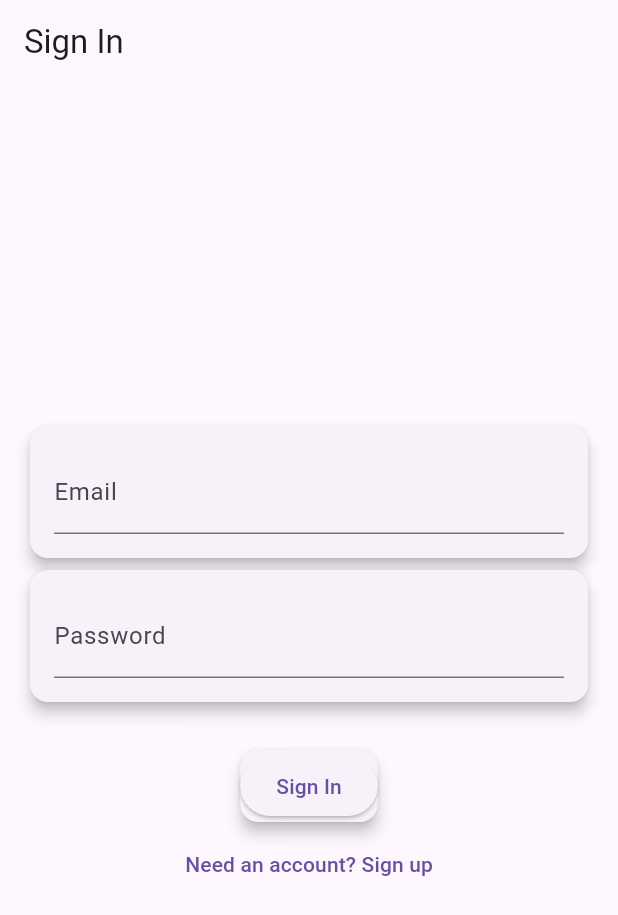
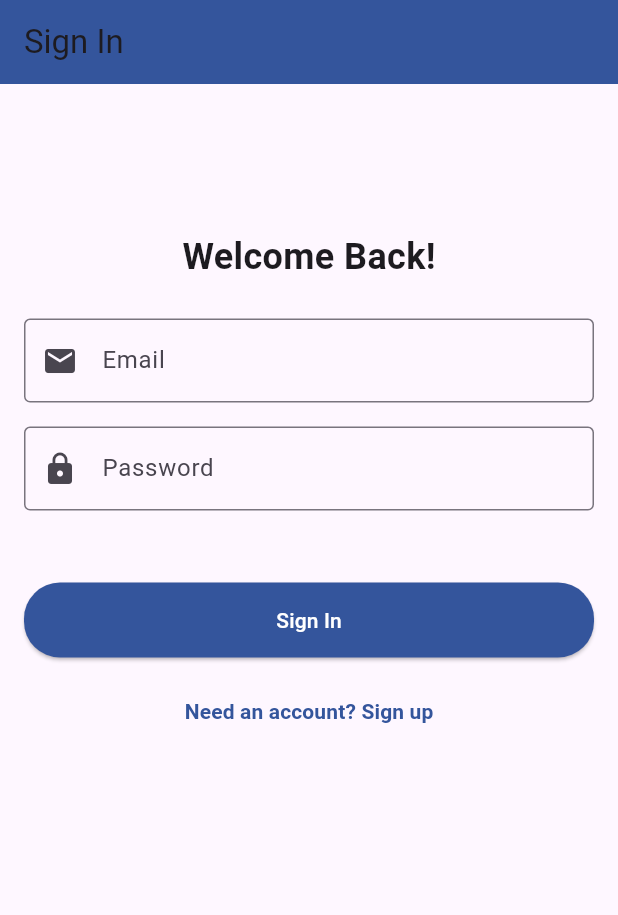
Before and after one commit to Abylaikhan-Bari/TildeSU-teacher, a Flutter app: the screen it shows after launch, on a phone screen of 412 x 824 dp. Shown: the top 915 px of the screen. Run offline on Flutter 3.47's test engine with Material 3 defaults, Android fonts, the phone set to English and light mode, and no system bars; our stand-ins replace cloud_firestore, firebase_auth, firebase_core; accounts and stored records are empty.

Commit message:
Added mobile devices support

```diff
--- a/lib/src/screens/authentication/authentication_screen.dart
+++ b/lib/src/screens/authentication/authentication_screen.dart
@@ -69,50 +69,71 @@ class _AuthenticationScreenState extends State<AuthenticationScreen> {
   Widget build(BuildContext context) {
     final isSignInForm = _authFormType == AuthFormType.signIn;
     return Scaffold(
-      appBar: AppBar(title: Text(isSignInForm ? 'Sign In' : 'Sign Up')),
-      body: Padding(
+      appBar: AppBar(
+        title: Text(isSignInForm ? 'Sign In' : 'Sign Up'),
+        backgroundColor: Color(0xFF34559C), // Add a consistent color theme
+      ),
+      body: SingleChildScrollView(
         padding: EdgeInsets.all(16),
         child: Form(
-          key: _formKey, // Use the form key
+          key: _formKey,
           child: Column(
             mainAxisAlignment: MainAxisAlignment.center,
             children: [
-              Card(
-                elevation: 4,
-                child: Padding(
-                  padding: EdgeInsets.all(16),
-                  child: TextFormField(
-                    controller: _emailController,
-                    decoration: InputDecoration(labelText: 'Email'),
-                    validator: (value) => (value == null || value.isEmpty) ? 'Please enter your email' : null,
+              SizedBox(height: MediaQuery.of(context).size.height * 0.1), // Add some spacing
+              Text(
+                isSignInForm ? 'Welcome Back!' : 'Create Account',
+                style: TextStyle(fontSize: 24, fontWeight: FontWeight.bold),
+              ),
+              SizedBox(height: 24),
+              TextFormField(
+                controller: _emailController,
+                decoration: InputDecoration(
+                  border: OutlineInputBorder(),
+                  labelText: 'Email',
+                  prefixIcon: Icon(Icons.email),
+                ),
+                validator: (value) => (value == null || value.isEmpty) ? 'Please enter your email' : null,
+              ),
+              SizedBox(height: 16),
+              TextFormField(
+                controller: _passwordController,
+                decoration: InputDecoration(
+                  border: OutlineInputBorder(),
+                  labelText: 'Password',
+                  prefixIcon: Icon(Icons.lock),
+                ),
+                obscureText: true,
+                validator: (value) => (value == null || value.isEmpty) ? 'Please enter your password' : null,
+              ),
+              SizedBox(height: 24),
+              if (_errorMessage.isNotEmpty)
+                Text(_errorMessage, style: TextStyle(color: Colors.red, fontSize: 14)),
+              SizedBox(height: 24),
+              ElevatedButton(
+                onPressed: _auth,
+                child: Text(
+                  isSignInForm ? 'Sign In' : 'Sign Up',
+                  style: TextStyle(color: Colors.white), // Ensuring text color is white
+                ),
+                style: ElevatedButton.styleFrom(
+                  backgroundColor: Color(0xFF34559C),
+                  minimumSize: Size(double.infinity, 50), // Full width and fixed height
+                  shape: RoundedRectangleBorder(
+                    borderRadius: BorderRadius.circular(24),
                   ),
                 ),
               ),
-              Card(
-                elevation: 4,
-                child: Padding(
-                  padding: EdgeInsets.all(16),
-                  child: TextFormField(
-                    controller: _passwordController,
-                    decoration: InputDecoration(labelText: 'Password'),
-                    obscureText: true,
-                    validator: (value) => (value == null || value.isEmpty) ? 'Please enter your password' : null,
+              SizedBox(height: 12),
+              TextButton(
+                onPressed: _toggleFormType,
+                child: Text(
+                  isSignInForm ? 'Need an account? Sign up' : 'Have an account? Sign in',
+                  style: TextStyle(
+                    color: Color(0xFF34559C),
+                    fontWeight: FontWeight.bold,
                   ),
                 ),
-              ),
-              SizedBox(height: 24),
-              if (_errorMessage.isNotEmpty) // Display error message if not empty
-                Text(_errorMessage, style: TextStyle(color: Colors.red, fontSize: 14)),
-              Card(
-                elevation: 4,
-                child: ElevatedButton(
-                  onPressed: _auth,
-                  child: Text(isSignInForm ? 'Sign In' : 'Sign Up'),
-                ),
-              ),
-              TextButton(
-                  onPressed: _toggleFormType,
-                  child: Text(isSignInForm ? 'Need an account? Sign up' : 'Have an account? Sign in')
               ),
             ],
           ),
```
